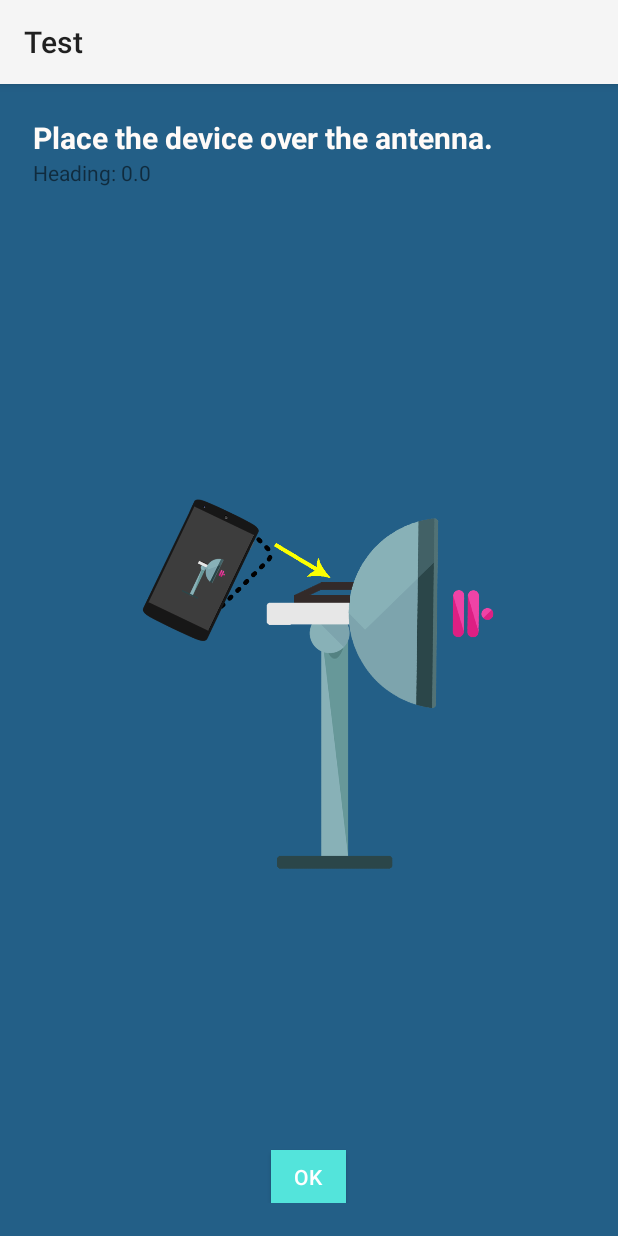
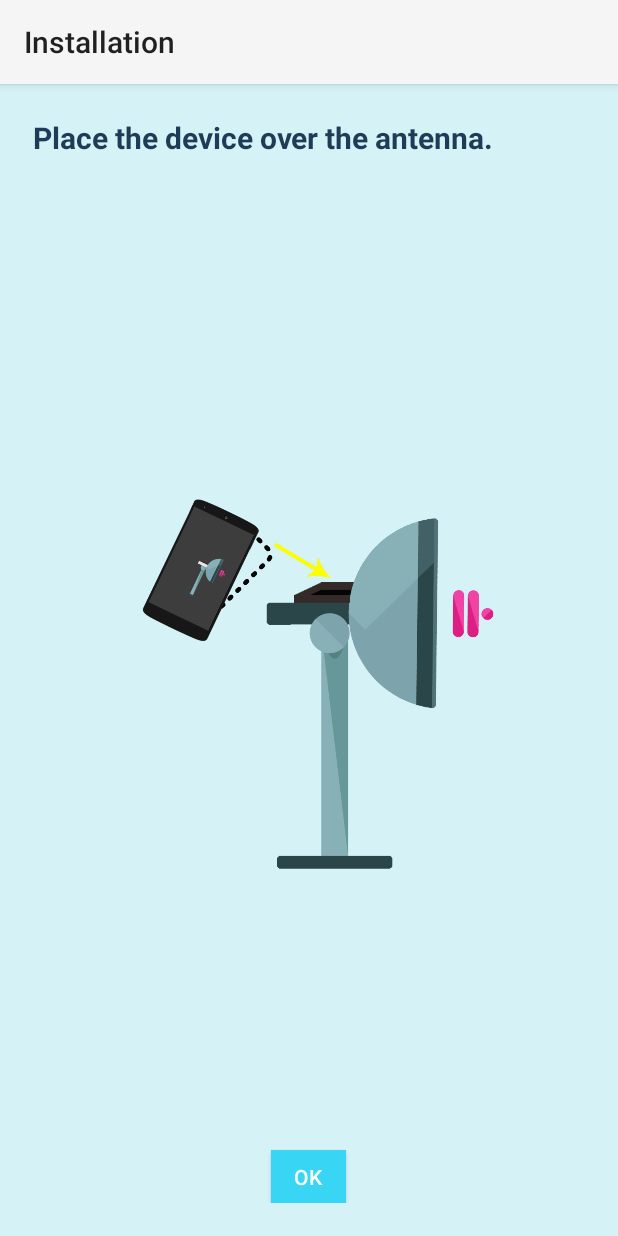
Before and after one commit to praewiiezzz/Test2, an Android app: the screen it shows after launch (MainActivity), on a phone screen of 412 x 824 dp. Run offline under Robolectric (Android 15) with nearby library versions, the phone set to English and light mode, and no system bars.

Commit message:
change color ui

```diff
--- a/app/src/main/res/layout/activity_main.xml
+++ b/app/src/main/res/layout/activity_main.xml
@@ -4,7 +4,7 @@
     android:padding="22dp"
     android:layout_width="fill_parent"
     android:layout_height="fill_parent"
-    android:background="#ec12537e">
+    android:background="#d5f3f6">
 
     <TextView
         android:layout_width="wrap_content"
@@ -15,14 +15,14 @@
         android:textAlignment="center"
         android:textStyle="bold"
         android:id="@+id/textView"
-        android:textColor="#fffbf8"
+        android:textColor="#ec0f2c4a"
         android:layout_alignParentTop="true"
         android:layout_alignParentStart="true" />
     <TextView
         android:id="@+id/tvHeading"
         android:layout_width="wrap_content"
         android:layout_height="wrap_content"
-        android:visibility="visible"
+        android:visibility="invisible"
         android:text="Heading: 0.0"
 
         android:layout_below="@+id/textView"
@@ -47,7 +47,7 @@
         android:layout_alignParentBottom="true"
         android:layout_centerHorizontal="true"
         android:textColor="#ffffff"
-        android:background="#53e4db" />
+        android:background="#38d6f4" />
 
 
 
--- a/app/src/main/res/layout/calibrate_page.xml
+++ b/app/src/main/res/layout/calibrate_page.xml
@@ -23,7 +23,7 @@
         android:id="@+id/tvHeading"
         android:layout_width="wrap_content"
         android:layout_height="wrap_content"
-        android:visibility="visible"
+        android:visibility="invisible"
         android:text="Heading: 0.0"
 
         android:layout_below="@+id/textView"
@@ -48,7 +48,7 @@
         android:layout_alignParentBottom="true"
         android:layout_centerHorizontal="true"
         android:textColor="#ffffff"
-        android:background="#2ee477" />
+        android:background="#35aecc" />
 
 
 
```
Also changed, not shown: app/src/main/AndroidManifest.xml (+4 -4 lines), app/src/main/java/com/example/chuti/test/MainActivity.java (+9 -0 lines), app/src/main/java/com/example/chuti/test/MainActivityReserve.java (+2 -2 lines), app/src/main/res/drawable/satellite_platform.png.
